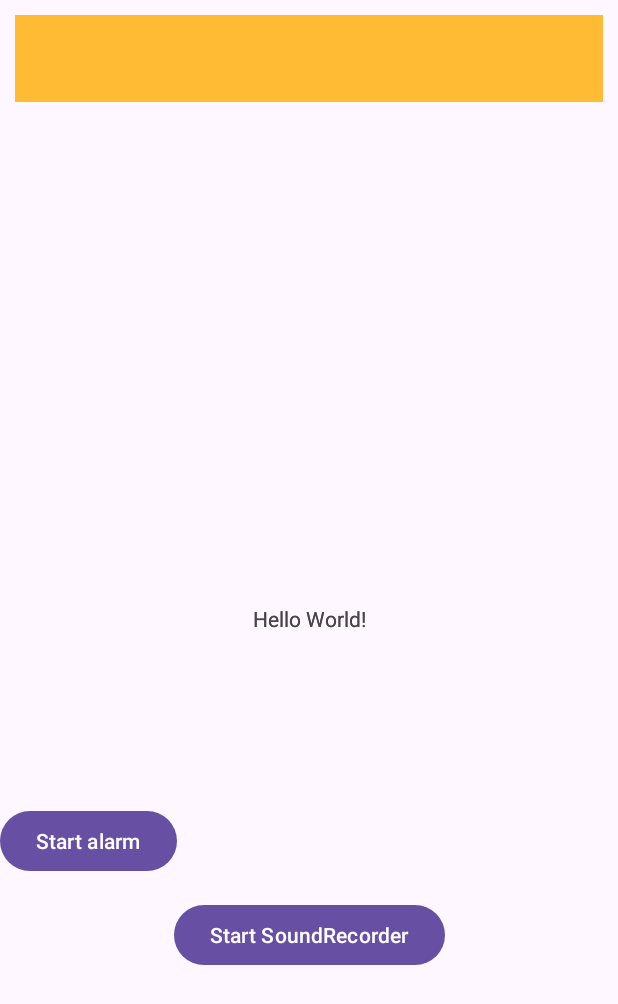
After one commit to melina237/poweRise, an Android app: the layout statistics.xml on its own in the app's theme, with its tools: preview values and no code run, on a phone screen of 412 x 824 dp. The commit adds this screen. Shown: the top 1004 px of the screen. Run offline under Robolectric (Android 15) with nearby library versions, the phone set to English and light mode, and no system bars.

Commit message:
responsive statistics

```diff
--- a/powerRise/app/src/main/java/com/example/powerise/MainActivity.java
+++ b/powerRise/app/src/main/java/com/example/powerise/MainActivity.java
@@ -24,7 +24,8 @@ public class MainActivity extends AppCompatActivity {
         setContentView(R.layout.activity_main);
 
         RecyclerView recyclerView = findViewById(R.id.recyclerview);
-        final MorningListAdapter adapter = new MorningListAdapter(new MorningListAdapter.MorningDiff());
+        final MorningListAdapter adapter = new MorningListAdapter(new MorningListAdapter.MorningDiff(this));
+
         recyclerView.setAdapter(adapter);
         recyclerView.setLayoutManager(new LinearLayoutManager(this));
         mMorningViewModel = new ViewModelProvider(this).get(MorningViewModel.class);
--- a/powerRise/app/src/main/java/com/example/powerise/SensorActivity.java
+++ b/powerRise/app/src/main/java/com/example/powerise/SensorActivity.java
@@ -64,16 +64,14 @@ public class SensorActivity implements SensorEventListener {
             lightIcon.setImageResource(R.drawable.baseline_access_alarms_24);
             LocalTime currentTime = LocalTime.now();
 
-            // Set the start time to 8:00 AM
             String startTime = LocalTime.of(8, 0).toString();
 
-            // Set the end time to the current time
             String endTime = currentTime.toString().substring(0,8);
 
 
             Morning morning = new Morning(durationSeconds, LocalDate.now().toString(),dayOfWeek, startTime, endTime);
             mMorningViewModel.insert(morning);
-            Log.d("neuer eintrag", morning.getMorning());
+            //Log.d("neuer eintrag", morning.getMorning());
 
         } else if (lux <= 10000 && !belowThreshold) {
             belowThreshold = true;
--- a/powerRise/app/src/main/java/com/example/powerise/db/morning/Morning.java
+++ b/powerRise/app/src/main/java/com/example/powerise/db/morning/Morning.java
@@ -1,4 +1,7 @@
 package com.example.powerise.db.morning;
+
+import android.content.Context;
+import android.content.res.Configuration;
 
 import androidx.annotation.NonNull;
 import androidx.room.ColumnInfo;
@@ -34,15 +37,15 @@ public class Morning {
         this.endAlarm = endAlarm;
     }
 
-    public String getMorning() {
-        //int orientation = SensorActivity.context.getResources().getConfiguration().orientation;
+    public String getMorning(Context context) {
+        int orientation = context.getResources().getConfiguration().orientation;
 
-        //if (orientation == Configuration.ORIENTATION_LANDSCAPE) {
-            // Device is in landscape orientation (horizontal)
+        if (orientation == Configuration.ORIENTATION_LANDSCAPE) {
+            // Gerät ist im Querformat (horizontal)
             return String.format(Locale.getDefault(), "%s, %s: %s - %s (%s)", dayOfWeek, date, startAlarm, endAlarm, mMorning);
-        /*} else {
-            // Device is in portrait orientation (vertical)
+        } else {
+            // Gerät ist im Hochformat (vertikal)
             return String.format(Locale.getDefault(), "%s, %s: %s", dayOfWeek, date, mMorning);
-        }*/
+        }
     }
 }
--- a/powerRise/app/src/main/java/com/example/powerise/db/morning/MorningListAdapter.java
+++ b/powerRise/app/src/main/java/com/example/powerise/db/morning/MorningListAdapter.java
@@ -1,5 +1,6 @@
 package com.example.powerise.db.morning;
 
+import android.content.Context;
 import android.view.ViewGroup;
 
 import androidx.annotation.NonNull;
@@ -23,10 +24,16 @@ public class MorningListAdapter extends ListAdapter<Morning, MorningViewHolder>
     @Override
     public void onBindViewHolder(MorningViewHolder holder, int position) {
         Morning current = getItem(position);
-        holder.bind(current.getMorning());
+        holder.bind(current.getMorning(holder.itemView.getContext()));  // Übergebe den Kontext der RecyclerView-Elementansicht
     }
 
+
     static public class MorningDiff extends DiffUtil.ItemCallback<Morning> {
+        private final Context context;
+
+        public MorningDiff(Context context) {
+            this.context = context;
+        }
 
         @Override
         public boolean areItemsTheSame(@NonNull Morning oldItem, @NonNull Morning newItem) {
@@ -35,7 +42,9 @@ public class MorningListAdapter extends ListAdapter<Morning, MorningViewHolder>
 
         @Override
         public boolean areContentsTheSame(@NonNull Morning oldItem, @NonNull Morning newItem) {
-            return Objects.equals(oldItem.getMorning(), newItem.getMorning());
+            return Objects.equals(oldItem.getMorning(context), newItem.getMorning(context));
         }
     }
+
+
 }
--- /dev/null
+++ b/powerRise/app/src/main/res/layout/statistics.xml
@@ -0,0 +1,72 @@
+<?xml version="1.0" encoding="utf-8"?>
+<androidx.constraintlayout.widget.ConstraintLayout xmlns:android="http://schemas.android.com/apk/res/android"
+    xmlns:app="http://schemas.android.com/apk/res-auto"
+    xmlns:tools="http://schemas.android.com/tools"
+    android:layout_width="match_parent"
+    android:layout_height="match_parent"
+    tools:context=".MainActivity">
+
+    <TextView
+        android:id="@+id/textView"
+        android:layout_width="wrap_content"
+        android:layout_height="wrap_content"
+        android:text="Hello World!"
+        app:layout_constraintBottom_toBottomOf="parent"
+        app:layout_constraintEnd_toEndOf="parent"
+        app:layout_constraintStart_toStartOf="parent"
+        app:layout_constraintTop_toTopOf="parent" />
+    <TextView
+        android:id="@+id/morningView"
+        android:layout_width="wrap_content"
+        android:layout_height="wrap_content"
+        android:text="Hello World!"
+        app:layout_constraintBottom_toBottomOf="parent"
+        app:layout_constraintEnd_toEndOf="parent"
+        app:layout_constraintStart_toStartOf="parent"
+        app:layout_constraintTop_toTopOf="parent" />
+    <androidx.recyclerview.widget.RecyclerView
+        android:id="@+id/recyclerview"
+        android:layout_width="0dp"
+        android:layout_height="0dp"
+        tools:listitem="@layout/recyclerview_item"
+        android:padding="10dp"
+        app:layout_constraintBottom_toBottomOf="parent"
+        app:layout_constraintLeft_toLeftOf="parent"
+        app:layout_constraintRight_toRightOf="parent"
+        app:layout_constraintTop_toTopOf="parent" />
+
+
+    <ImageView
+        android:id="@+id/lightIcon"
+        android:layout_width="90dp"
+        android:layout_height="180dp"
+        android:contentDescription="bla"
+        app:layout_constraintBottom_toBottomOf="parent"
+        app:layout_constraintEnd_toEndOf="parent"
+        app:layout_constraintStart_toStartOf="parent"
+        app:layout_constraintTop_toTopOf="parent"
+        app:layout_constraintVertical_bias="0.6" />
+    <Button
+        android:id="@+id/button_start_noise_alert"
+        android:layout_width="wrap_content"
+        android:layout_height="wrap_content"
+        android:onClick="startSoundRecorder"
+        android:text="Start SoundRecorder"
+        app:layout_constraintBottom_toBottomOf="parent"
+        app:layout_constraintEnd_toEndOf="parent"
+        app:layout_constraintStart_toStartOf="parent"
+        app:layout_constraintTop_toBottomOf="@+id/textView" />
+
+    <Button
+        android:id="@+id/button_start_alarm"
+        android:layout_width="wrap_content"
+        android:layout_height="wrap_content"
+        android:onClick="startAlarm"
+        android:text="Start alarm"
+        app:layout_constraintBottom_toBottomOf="parent"
+        app:layout_constraintEnd_toEndOf="parent"
+        app:layout_constraintHorizontal_bias="0.0"
+        app:layout_constraintStart_toStartOf="parent"
+        app:layout_constraintTop_toBottomOf="@+id/textView"
+        app:layout_constraintVertical_bias="0.324" />
+</androidx.constraintlayout.widget.ConstraintLayout>
```
